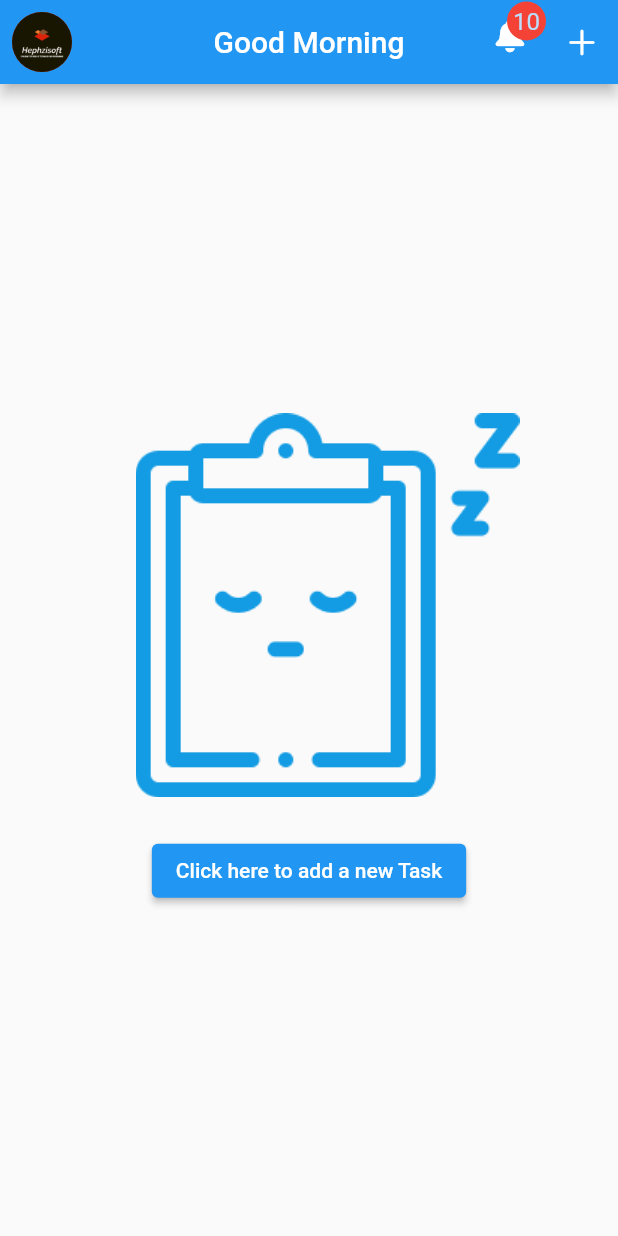
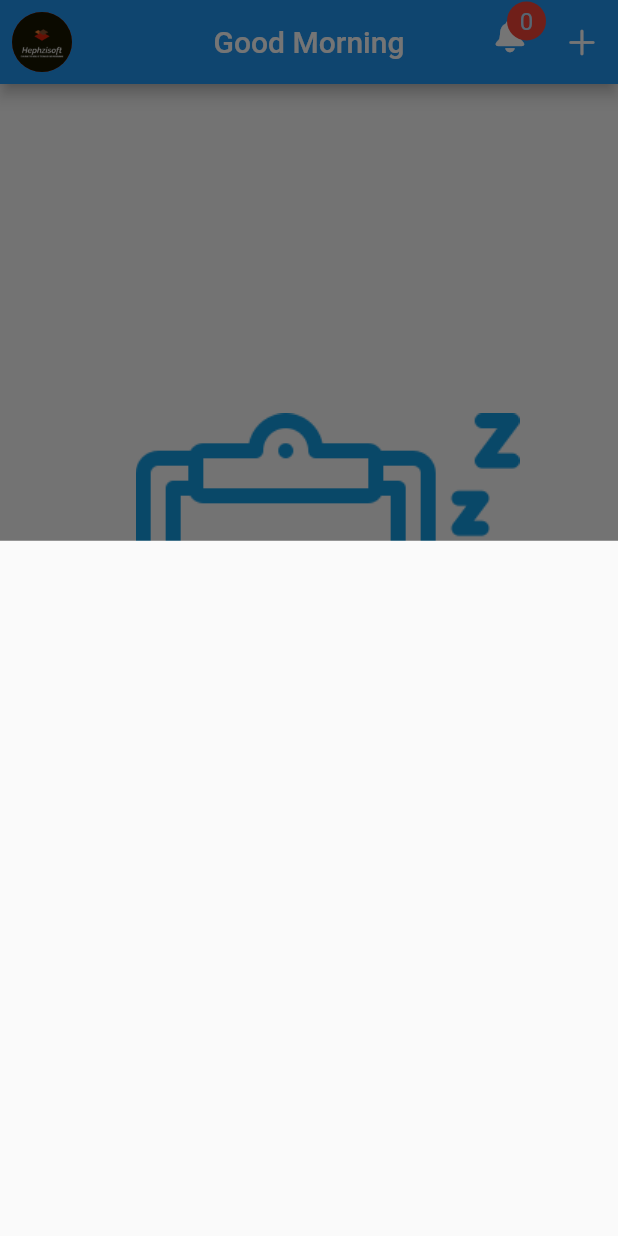
Before and after one commit to hephzisoft/flutter_todo_app, a Flutter app: the screen it shows after launch, after a tap on an icon or button, on a phone screen of 412 x 824 dp. Run offline on Flutter 3.47's test engine with Material 2 defaults, Android fonts, the phone set to English and light mode, and no system bars.

Commit message:
Fixed some current bug

```diff
--- a/lib/models/todo_model.dart
+++ b/lib/models/todo_model.dart
@@ -43,4 +43,6 @@ class Todo {
     var uuid = const Uuid();
     return uuid.v4();
   }
+
+  static List<Todo> finishedTask = [];
 }
--- a/lib/screen/todo_screen.dart
+++ b/lib/screen/todo_screen.dart
@@ -2,6 +2,7 @@ import 'package:flutter/cupertino.dart';
 import 'package:flutter/material.dart';
 import '../widgets/add_todo.dart';
 import '../models/todo_model.dart';
+import '../widgets/completed_task.dart';
 
 class TodoScreen extends StatefulWidget {
   const TodoScreen({super.key});
@@ -12,7 +13,7 @@ class TodoScreen extends StatefulWidget {
 
 class _TodoScreenState extends State<TodoScreen> {
   final _allTaskList = Todo.allTask;
-
+  final _finishedTask = Todo.finishedTask;
 
   String? greetingText;
 
@@ -58,13 +59,26 @@ class _TodoScreenState extends State<TodoScreen> {
   _completedTask(int index) {
     setState(() {
       _allTaskList[index].isCompleted = !_allTaskList[index].isCompleted;
+      _deleteTask(index);
     });
 
     if (_allTaskList[index].isCompleted) {
-      setState(() {
-        _allTaskList.removeWhere((task) => task.id == _allTaskList[index].id);
-      });
+      _finishedTask.add(_allTaskList[index]);
     }
+  }
+
+  _deleteTask(int index) {
+    setState(() {
+      _allTaskList.removeWhere((task) => task.id == _allTaskList[index].id);
+    });
+  }
+
+  _showCompletedTask() {
+    showModalBottomSheet(
+        context: context,
+        builder: (_) {
+          return CompletedTask(_finishedTask);
+        });
   }
 
   @override
@@ -85,18 +99,18 @@ class _TodoScreenState extends State<TodoScreen> {
           Stack(
             children: [
               IconButton(
-                onPressed: () {},
+                onPressed: _showCompletedTask,
                 icon: const Icon(CupertinoIcons.bell_fill),
               ),
-              const Positioned(
+              Positioned(
                 top: 1,
                 right: 0,
                 child: CircleAvatar(
                   backgroundColor: Colors.red,
                   radius: 13,
                   child: Padding(
-                    padding: EdgeInsets.all(4.0),
-                    child: Text('10'),
+                    padding: const EdgeInsets.all(4.0),
+                    child: Text(_finishedTask.length.toString()),
                   ),
                 ),
               ),
@@ -142,9 +156,7 @@ class _TodoScreenState extends State<TodoScreen> {
                     trailing: IconButton(
                       icon: const Icon(CupertinoIcons.delete),
                       color: Theme.of(context).colorScheme.error,
-                      onPressed: () {
-                        print(_allTaskList[index].id);
-                      },
+                      onPressed: () => _deleteTask(index),
                     ),
                   ),
                 );
--- /dev/null
+++ b/lib/widgets/completed_task.dart
@@ -0,0 +1,21 @@
+import 'package:flutter/material.dart';
+
+import '../models/todo_model.dart';
+
+class CompletedTask extends StatelessWidget {
+  const CompletedTask(this.completedTask, {super.key});
+
+  final List<Todo> completedTask;
+
+  @override
+  Widget build(BuildContext context) {
+    return ListView.builder(
+      itemCount: completedTask.length,
+      itemBuilder: (context, index) {
+        return ListTile(
+          title: Text(completedTask[index].task),
+        );
+      },
+    );
+  }
+}
```
